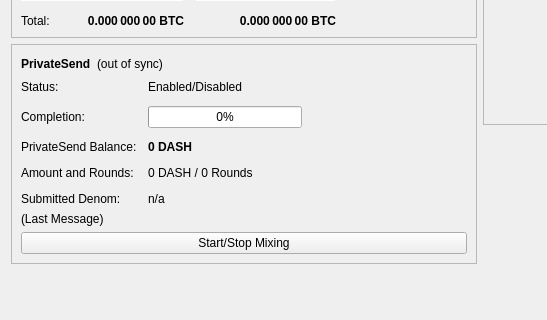
Old version of the form src/qt/forms/overviewpage.ui in the repository UbiState/ubicoin; both pictures show x 0 to 547 and y 178 to 498 of the 960 by 585 pixel window.
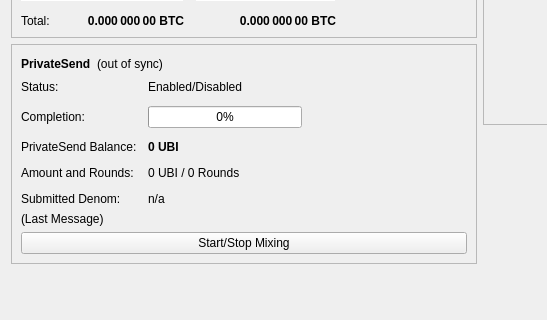
New version of the form.

```diff
--- a/src/qt/forms/overviewpage.ui
+++ b/src/qt/forms/overviewpage.ui
@@ -508,7 +508,7 @@
                </font>
               </property>
               <property name="text">
-               <string notr="true">0 DASH</string>
+               <string notr="true">0 UBI</string>
               </property>
              </widget>
             </item>
@@ -522,7 +522,7 @@
             <item row="3" column="1">
              <widget class="QLabel" name="labelAmountRounds">
               <property name="text">
-               <string>0 DASH / 0 Rounds</string>
+               <string>0 UBI / 0 Rounds</string>
               </property>
              </widget>
             </item>
```
